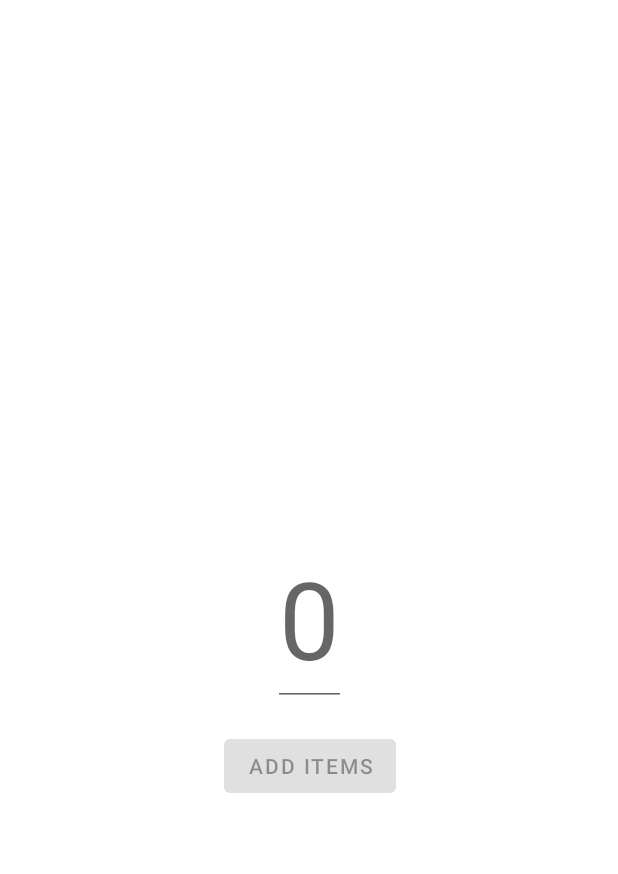
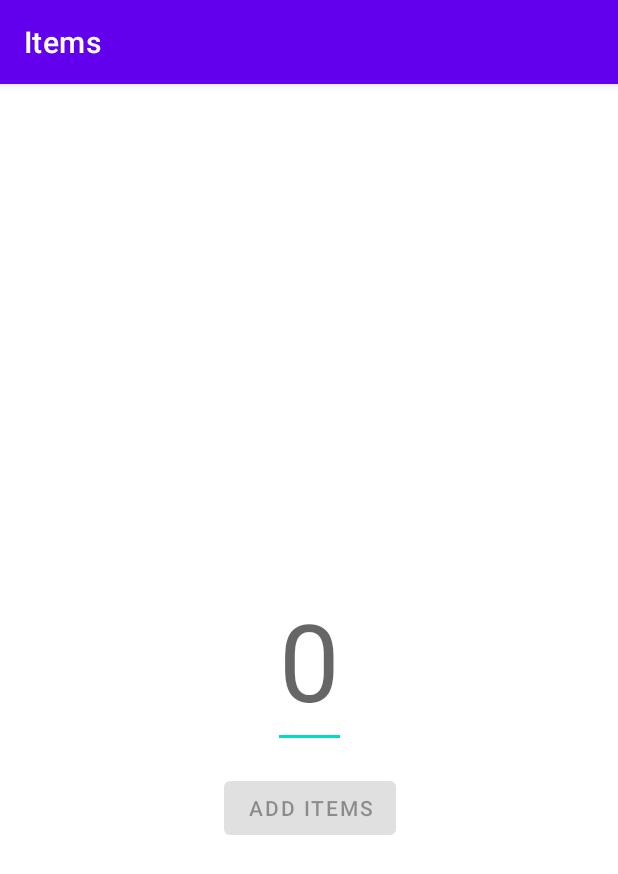
Before and after one commit to yalexaner/items, an Android app: the screen it shows after launch (MainActivity before the commit, NewOrderActivity after it), after a tap on "ADD A NEW ORDER", on a phone screen of 412 x 824 dp. Shown: the top 874 px of the screen. Run offline under Robolectric (Android 15) with nearby library versions, the phone set to English and light mode, and no system bars; our stand-ins replace data binding; 2 statements that could not run were skipped.

Commit message:
moving from fragments to activities

```diff
--- a/app/src/main/AndroidManifest.xml
+++ b/app/src/main/AndroidManifest.xml
@@ -1,5 +1,6 @@
 <?xml version="1.0" encoding="utf-8"?>
 <manifest xmlns:android="http://schemas.android.com/apk/res/android"
+    xmlns:tools="http://schemas.android.com/tools"
     package="yalexaner.items">
 
     <application
@@ -8,7 +9,9 @@
         android:label="@string/app_name"
         android:roundIcon="@mipmap/ic_launcher_round"
         android:supportsRtl="true"
-        android:theme="@style/Theme.Items">
+        android:theme="@style/Theme.Items"
+        tools:ignore="AllowBackup">
+        <activity android:name=".NewOrderActivity" />
         <activity
             android:name=".MainActivity"
             android:label="@string/app_name"
--- a/app/src/main/java/yalexaner/items/MainActivity.kt
+++ b/app/src/main/java/yalexaner/items/MainActivity.kt
@@ -1,12 +1,51 @@
 package yalexaner.items
 
+import android.content.Intent
+import android.os.Build
 import android.os.Bundle
+import androidx.activity.viewModels
+import androidx.annotation.RequiresApi
 import androidx.appcompat.app.AppCompatActivity
+import androidx.databinding.DataBindingUtil
+import yalexaner.items.data.OrderViewModel
+import yalexaner.items.data.OrderViewModelFactory
+import yalexaner.items.databinding.ActivityMainBinding
+import yalexaner.items.db.Order
+import java.time.OffsetDateTime
 
 class MainActivity : AppCompatActivity() {
 
+    private val newOrderActivityRequestCode = 1
+    private val orderViewModel: OrderViewModel by viewModels {
+        OrderViewModelFactory((application as OrdersApplication).repository)
+    }
+
     override fun onCreate(savedInstanceState: Bundle?) {
         super.onCreate(savedInstanceState)
-        setContentView(R.layout.activity_main)
+
+        val binding: ActivityMainBinding =
+            DataBindingUtil.setContentView(this, R.layout.activity_main)
+
+        binding.run {
+            viewModel = orderViewModel
+            lifecycleOwner = this@MainActivity
+        }
+
+        binding.addNewOrder.setOnClickListener {
+            val intent = Intent(this@MainActivity, NewOrderActivity::class.java)
+            startActivityForResult(intent, newOrderActivityRequestCode)
+        }
+    }
+
+    @RequiresApi(Build.VERSION_CODES.O)
+    override fun onActivityResult(requestCode: Int, resultCode: Int, data: Intent?) {
+        super.onActivityResult(requestCode, resultCode, data)
+
+        if (requestCode == newOrderActivityRequestCode) {
+            data?.getIntExtra(NewOrderActivity.EXTRA_REPLY, 0)?.let { items ->
+                val order = Order(0, OffsetDateTime.now(), items, 8)
+                orderViewModel.addItems(order)
+            }
+        }
     }
 }
--- /dev/null
+++ b/app/src/main/java/yalexaner/items/NewOrderActivity.kt
@@ -0,0 +1,40 @@
+package yalexaner.items
+
+import android.app.Activity
+import android.content.Intent
+import android.os.Bundle
+import androidx.appcompat.app.AppCompatActivity
+import androidx.core.widget.doOnTextChanged
+import androidx.databinding.DataBindingUtil
+import yalexaner.items.databinding.ActivityNewOrderBinding
+
+class NewOrderActivity : AppCompatActivity() {
+
+    override fun onCreate(savedInstanceState: Bundle?) {
+        super.onCreate(savedInstanceState)
+
+        val binding: ActivityNewOrderBinding =
+            DataBindingUtil.setContentView(this, R.layout.activity_new_order)
+        val itemsInput = binding.itemsInput
+        val addItems = binding.addItems
+
+        // enable button when there is a number
+        itemsInput.doOnTextChanged { text, _, _, _ ->
+            addItems.isEnabled = !text.isNullOrEmpty()
+        }
+
+        addItems.setOnClickListener {
+            val items = itemsInput.text.toString().toInt()
+            val replyIntent = Intent()
+
+            replyIntent.putExtra(EXTRA_REPLY, items)
+            setResult(Activity.RESULT_OK, replyIntent)
+
+            finish()
+        }
+    }
+
+    companion object {
+        const val EXTRA_REPLY = "yalexaner.items.REPLY"
+    }
+}
--- a/app/src/main/java/yalexaner/items/ui/ItemsFragment.kt
+++ /dev/null
@@ -1,32 +0,0 @@
-package yalexaner.items.ui
-
-import android.os.Bundle
-import android.view.LayoutInflater
-import android.view.View
-import android.view.ViewGroup
-import androidx.databinding.DataBindingUtil
-import androidx.fragment.app.Fragment
-import androidx.fragment.app.activityViewModels
-import androidx.navigation.findNavController
-import yalexaner.items.R
-import yalexaner.items.data.OrderViewModel
-import yalexaner.items.databinding.FragmentItemsBinding
-
-class ItemsFragment : Fragment() {
-
-    override fun onCreateView(
-        inflater: LayoutInflater, container: ViewGroup?, savedInstanceState: Bundle?
-    ): View {
-        val binding: FragmentItemsBinding =
-            DataBindingUtil.inflate(inflater, R.layout.fragment_items, container, false)
-        val viewModel: OrderViewModel by activityViewModels()
-
-        binding.viewModel = viewModel
-        binding.lifecycleOwner = this
-        binding.addNewOrder.setOnClickListener { view ->
-            view.findNavController().navigate(R.id.action_itemsFragment_to_addingItemsFragment)
-        }
-
-        return binding.root
-    }
-}
--- a/app/src/main/java/yalexaner/items/ui/NewOrderFragment.kt
+++ /dev/null
@@ -1,36 +0,0 @@
-package yalexaner.items.ui
-
-import android.os.Bundle
-import android.view.LayoutInflater
-import android.view.View
-import android.view.ViewGroup
-import androidx.core.widget.doOnTextChanged
-import androidx.fragment.app.Fragment
-import androidx.fragment.app.activityViewModels
-import androidx.navigation.findNavController
-import yalexaner.items.R
-import yalexaner.items.data.OrderViewModel
-import yalexaner.items.databinding.FragmentAddingItemsBinding
-
-class NewOrderFragment : Fragment() {
-
-    override fun onCreateView(
-        inflater: LayoutInflater, container: ViewGroup?, savedInstanceState: Bundle?
-    ): View {
-
-        val binding = FragmentAddingItemsBinding.inflate(inflater, container, false)
-        val viewModel: OrderViewModel by activityViewModels()
-
-        // enable button when there is a number
-        binding.itemsInput.doOnTextChanged { text, _, _, _ ->
-            binding.addItems.isEnabled = !text.isNullOrEmpty()
-        }
-
-        binding.addItems.setOnClickListener { view: View ->
-            viewModel.addItems(binding.itemsInput.text?.toString()?.toInt() ?: 0)
-            view.findNavController().navigate(R.id.action_addingItemsFragment_to_itemsFragment)
-        }
-
-        return binding.root
-    }
-}
--- a/app/src/main/res/layout/activity_main.xml
+++ b/app/src/main/res/layout/activity_main.xml
@@ -1,16 +1,42 @@
 <?xml version="1.0" encoding="utf-8"?>
-<LinearLayout xmlns:android="http://schemas.android.com/apk/res/android"
+<layout xmlns:android="http://schemas.android.com/apk/res/android"
     xmlns:app="http://schemas.android.com/apk/res-auto"
-    xmlns:tools="http://schemas.android.com/tools"
-    android:layout_width="match_parent"
-    android:layout_height="match_parent">
+    xmlns:tools="http://schemas.android.com/tools">
 
-    <fragment
-        android:id="@+id/main_nav_host_fragment"
-        android:name="androidx.navigation.fragment.NavHostFragment"
+    <data>
+
+        <variable
+            name="viewModel"
+            type="yalexaner.items.data.OrderViewModel" />
+    </data>
+
+    <androidx.constraintlayout.widget.ConstraintLayout
         android:layout_width="match_parent"
-        android:layout_height="match_parent"
-        app:defaultNavHost="true"
-        app:navGraph="@navigation/navigation"
-        tools:ignore="FragmentTagUsage" />
-</LinearLayout>
+        android:layout_height="match_parent">
+
+        <TextView
+            android:id="@+id/items"
+            android:layout_width="wrap_content"
+            android:layout_height="wrap_content"
+            android:text="@{Integer.toString(viewModel.items)}"
+            android:textSize="@dimen/items_count_size"
+            app:layout_constraintBottom_toBottomOf="parent"
+            app:layout_constraintEnd_toEndOf="parent"
+            app:layout_constraintStart_toStartOf="parent"
+            app:layout_constraintTop_toTopOf="parent"
+            tools:text="13" />
+
+        <Button
+            android:id="@+id/add_new_order"
+            android:layout_width="wrap_content"
+            android:layout_height="wrap_content"
+            android:layout_marginTop="16dp"
+            android:text="@string/button_add_a_new_order"
+            app:layout_constraintBottom_toBottomOf="parent"
+            app:layout_constraintEnd_toEndOf="@+id/items"
+            app:layout_constraintStart_toStartOf="@+id/items"
+            app:layout_constraintTop_toBottomOf="@+id/items"
+            app:layout_constraintVertical_bias="0.0" />
+
+    </androidx.constraintlayout.widget.ConstraintLayout>
+</layout>
--- a/app/src/main/res/layout/fragment_adding_items.xml
+++ b/app/src/main/res/layout/activity_new_order.xml
@@ -10,15 +10,15 @@
             android:id="@+id/items_input"
             android:layout_width="wrap_content"
             android:layout_height="wrap_content"
+            android:hint="@string/value_zero"
+            android:importantForAutofill="no"
+            android:inputType="number"
             android:isScrollContainer="true"
-            android:hint="@string/value_zero"
-            android:inputType="number"
             android:textSize="@dimen/items_count_size"
             app:layout_constraintBottom_toBottomOf="parent"
             app:layout_constraintEnd_toEndOf="parent"
             app:layout_constraintStart_toStartOf="parent"
-            app:layout_constraintTop_toTopOf="parent"
-            android:importantForAutofill="no" />
+            app:layout_constraintTop_toTopOf="parent" />
 
         <Button
             android:id="@+id/add_items"
@@ -33,14 +33,5 @@
             app:layout_constraintTop_toBottomOf="@+id/items_input"
             app:layout_constraintVertical_bias="0.0" />
 
-        <!--        <TextView-->
-        <!--            android:id="@+id/textView"-->
-        <!--            android:layout_width="wrap_content"-->
-        <!--            android:layout_height="wrap_content"-->
-        <!--            android:layout_marginTop="10dp"-->
-        <!--            android:textSize="@dimen/items_count_size"-->
-        <!--            app:layout_constraintTop_toBottomOf="@+id/editTextNumber"-->
-        <!--            tools:layout_editor_absoluteX="114dp"-->
-        <!--            tools:text="Items" />-->
     </androidx.constraintlayout.widget.ConstraintLayout>
 </layout>
--- a/app/src/main/res/layout/fragment_items.xml
+++ /dev/null
@@ -1,42 +0,0 @@
-<?xml version="1.0" encoding="utf-8"?>
-<layout xmlns:android="http://schemas.android.com/apk/res/android"
-    xmlns:app="http://schemas.android.com/apk/res-auto"
-    xmlns:tools="http://schemas.android.com/tools">
-
-    <data>
-
-        <variable
-            name="viewModel"
-            type="yalexaner.items.data.OrderViewModel" />
-    </data>
-
-    <androidx.constraintlayout.widget.ConstraintLayout
-        android:layout_width="match_parent"
-        android:layout_height="match_parent">
-
-        <TextView
-            android:id="@+id/items"
-            android:layout_width="wrap_content"
-            android:layout_height="wrap_content"
-            android:text="@{Integer.toString(viewModel.items)}"
-            android:textSize="@dimen/items_count_size"
-            app:layout_constraintBottom_toBottomOf="parent"
-            app:layout_constraintEnd_toEndOf="parent"
-            app:layout_constraintStart_toStartOf="parent"
-            app:layout_constraintTop_toTopOf="parent"
-            tools:text="13" />
-
-        <Button
-            android:id="@+id/add_new_order"
-            android:layout_width="wrap_content"
-            android:layout_height="wrap_content"
-            android:layout_marginTop="16dp"
-            android:text="@string/button_add_a_new_order"
-            app:layout_constraintBottom_toBottomOf="parent"
-            app:layout_constraintEnd_toEndOf="@+id/items"
-            app:layout_constraintStart_toStartOf="@+id/items"
-            app:layout_constraintTop_toBottomOf="@+id/items"
-            app:layout_constraintVertical_bias="0.0" />
-
-    </androidx.constraintlayout.widget.ConstraintLayout>
-</layout>
--- a/app/src/main/res/navigation/navigation.xml
+++ /dev/null
@@ -1,28 +0,0 @@
-<?xml version="1.0" encoding="utf-8"?>
-<navigation xmlns:android="http://schemas.android.com/apk/res/android"
-    xmlns:app="http://schemas.android.com/apk/res-auto"
-    xmlns:tools="http://schemas.android.com/tools"
-    android:id="@+id/navigation"
-    app:startDestination="@id/itemsFragment">
-
-    <fragment
-        android:id="@+id/itemsFragment"
-        android:name="yalexaner.items.ui.ItemsFragment"
-        android:label="ItemsFragment"
-        tools:layout="@layout/fragment_items">
-        <action
-            android:id="@+id/action_itemsFragment_to_addingItemsFragment"
-            app:destination="@id/addingItemsFragment" />
-    </fragment>
-    <fragment
-        android:id="@+id/addingItemsFragment"
-        android:name="yalexaner.items.ui.NewOrderFragment"
-        android:label="AddingItemsFragment"
-        tools:layout="@layout/fragment_adding_items" >
-        <action
-            android:id="@+id/action_addingItemsFragment_to_itemsFragment"
-            app:destination="@id/itemsFragment"
-            app:popUpTo="@id/itemsFragment"
-            app:popUpToInclusive="true" />
-    </fragment>
-</navigation>
```
